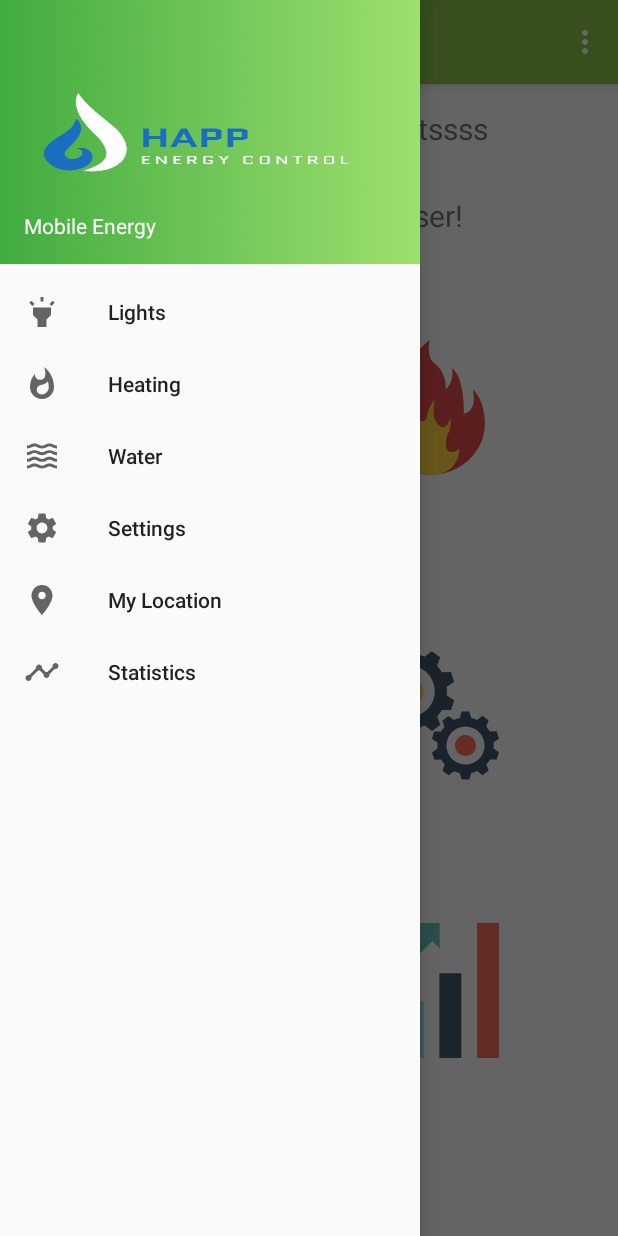
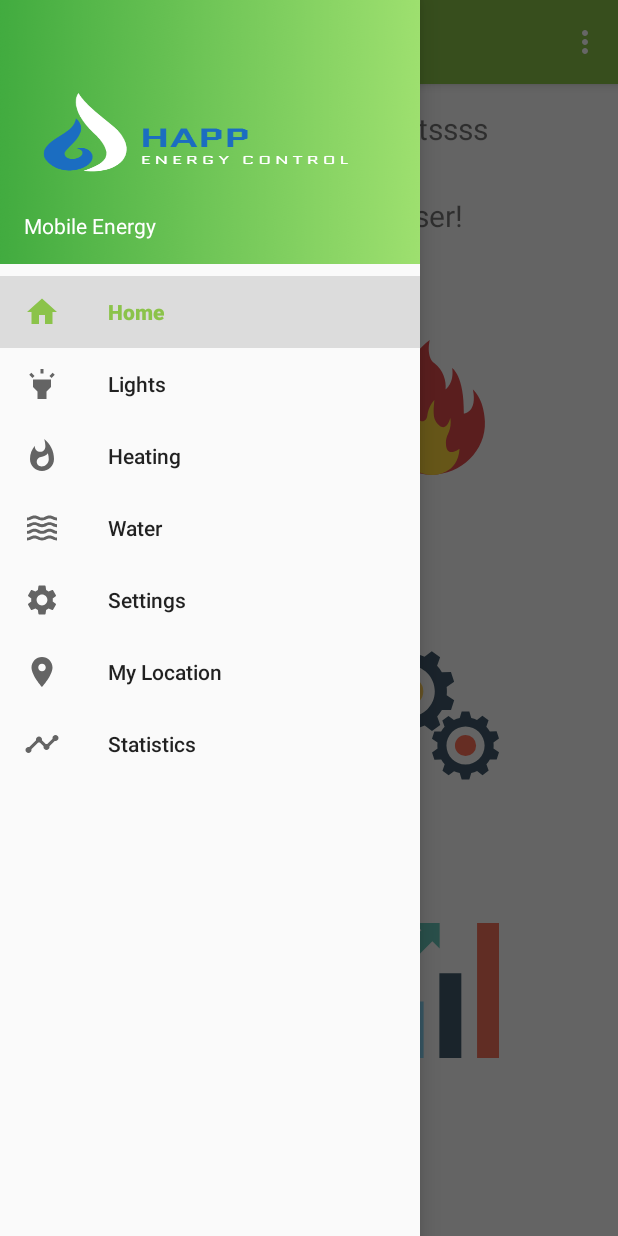
Before and after one commit to CDESmith/Happ, an Android app: the screen it shows after launch (MainActivity), with the side drawer open, on a phone screen of 412 x 824 dp. Run offline under Robolectric (Android 15) with nearby library versions, the phone set to English and light mode, and no system bars; our stand-ins replace navigation-ui.

Commit message:
added home icon to drawer navigation and linked it to home fragment

```diff
--- a/app/src/main/res/menu/activity_main_drawer.xml
+++ b/app/src/main/res/menu/activity_main_drawer.xml
@@ -4,6 +4,11 @@
     tools:showIn="navigation_view">
 
     <group android:checkableBehavior="single">
+
+        <item
+            android:id="@+id/nav_home"
+            android:icon="@drawable/drawer_home_icon"
+            android:title="@string/menu_home" />
 
         <item
             android:id="@+id/nav_lights"
```
